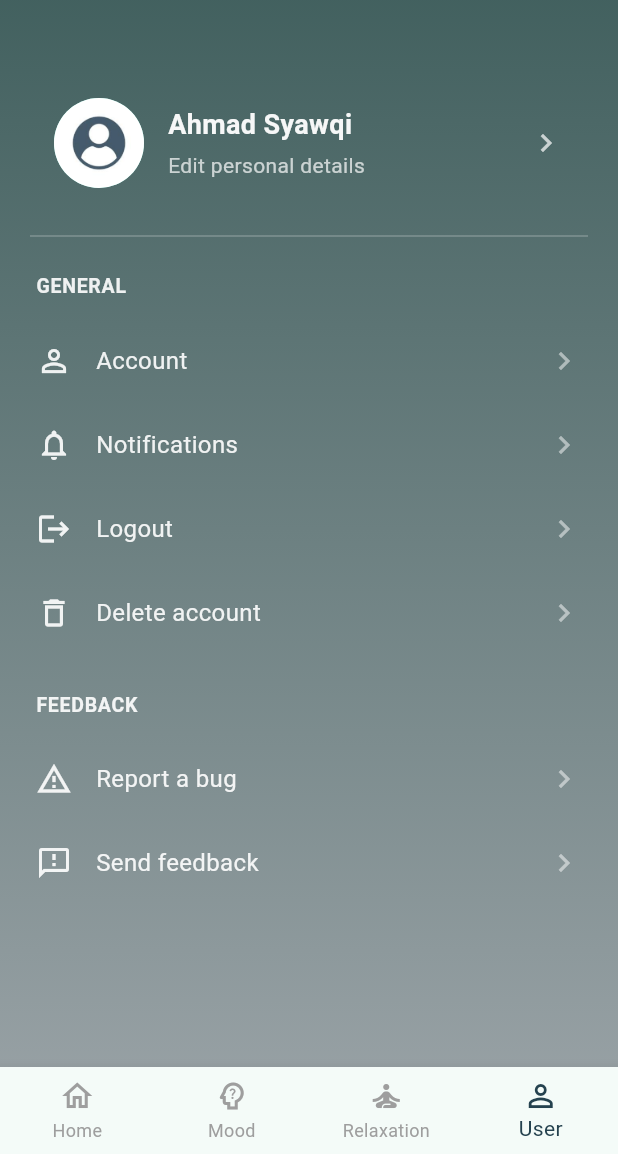
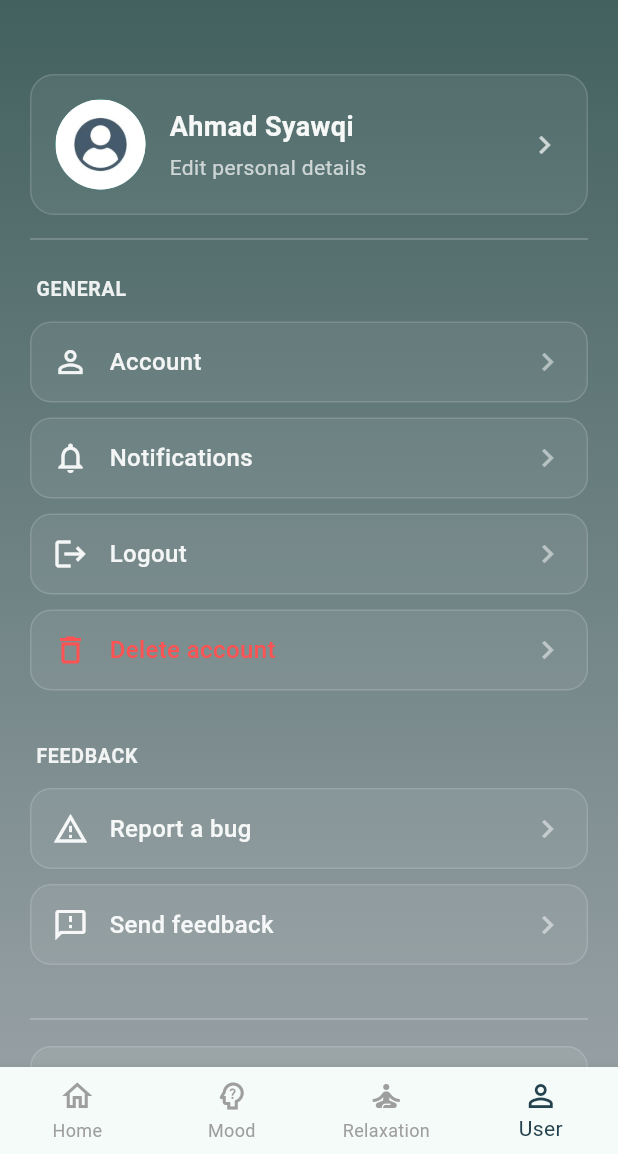
Before and after one commit to Jazmar0630/INNERBLOOM_app, a Flutter app: the SettingsPage screen opened directly, on a phone screen of 412 x 824 dp, the part 82-1236 px from its top. Run offline on Flutter 3.47's test engine with Material 3 defaults, Android fonts, the light colour scheme and no system bars; our stand-ins replace cloud_firestore, firebase_auth, firebase_core, youtube_player_iframe; accounts and stored records are empty.

Commit message:
setting page

```diff
--- a/lib/pages/drawer/settings_page.dart
+++ b/lib/pages/drawer/settings_page.dart
@@ -1,12 +1,11 @@
 import 'dart:io';
 import 'package:flutter/material.dart';
+
 import '../mood/onboarding_intro_page.dart';
 import '../relaxation/relaxation_page.dart';
 import '../user/user_page.dart';
 import '../home/home_page.dart';
 import '../widgets/app_drawer.dart';
-import 'help_and_support_page.dart';
-import 'privacy_policy.dart';
 
 class SettingsPage extends StatefulWidget {
   const SettingsPage({super.key});
@@ -21,7 +20,7 @@ class _SettingsPageState extends State<SettingsPage> {
   @override
   Widget build(BuildContext context) {
     return Scaffold(
-      drawer: const AppDrawer(), // ADDED DRAWER
+      drawer: const AppDrawer(),
       extendBody: true,
       bottomNavigationBar: BottomNavigationBar(
         type: BottomNavigationBarType.fixed,
@@ -67,6 +66,7 @@ class _SettingsPageState extends State<SettingsPage> {
         child: SafeArea(
           child: Column(
             children: [
+              // Header
               Padding(
                 padding: const EdgeInsets.all(16.0),
                 child: Row(
@@ -94,17 +94,22 @@ class _SettingsPageState extends State<SettingsPage> {
                   ],
                 ),
               ),
+
               Expanded(
                 child: ListView(
                   padding: const EdgeInsets.symmetric(horizontal: 20, vertical: 24),
                   children: [
-                    // Profile Section
-                    _HoverProfileSection(),
+                    // Profile Section (with hover)
+                    _HoverProfileSection(
+                      onTap: () {
+                        // TODO: Navigate to edit profile page
+                      },
+                    ),
                     const SizedBox(height: 8),
                     Divider(color: Colors.white.withOpacity(0.25), thickness: 1),
                     const SizedBox(height: 16),
 
-                    // GENERAL Section
+                    // GENERAL
                     Padding(
                       padding: const EdgeInsets.only(left: 4, bottom: 12),
                       child: Text(
@@ -136,10 +141,11 @@ class _SettingsPageState extends State<SettingsPage> {
                       icon: Icons.delete_outline,
                       title: 'Delete account',
                       onTap: () {},
+                      danger: true,
                     ),
                     const SizedBox(height: 24),
 
-                    // FEEDBACK Section
+                    // FEEDBACK
                     Padding(
                       padding: const EdgeInsets.only(left: 4, bottom: 12),
                       child: Text(
@@ -162,6 +168,18 @@ class _SettingsPageState extends State<SettingsPage> {
                       title: 'Send feedback',
                       onTap: () {},
                     ),
+
+                    const SizedBox(height: 18),
+                    Divider(color: Colors.white.withOpacity(0.25), thickness: 1),
+                    const SizedBox(height: 10),
+
+                    // Optional: Exit App
+                    _SettingsTile(
+                      icon: Icons.exit_to_app,
+                      title: 'Exit App',
+                      onTap: () => exit(0),
+                      danger: true,
+                    ),
                   ],
                 ),
               ),
@@ -171,62 +189,6 @@ class _SettingsPageState extends State<SettingsPage> {
       ),
     );
   }
-
-  /*// DRAWER WIDGET
-  Widget _buildAppDrawer(BuildContext context) {
-    return Drawer(
-      child: ListView(
-        padding: EdgeInsets.zero,
-        children: [
-          const DrawerHeader(
-            decoration: BoxDecoration(color: Color(0xFF3C5C5A)),
-            child: Text(
-              'InnerBloom',
-              style: TextStyle(fontSize: 22, color: Colors.white, fontWeight: FontWeight.bold),
-            ),
-          ),
-          ListTile(
-            leading: const Icon(Icons.settings),
-            title: const Text('Settings'),
-            onTap: () {
-              Navigator.pop(context);
-              // Already on Settings page
-            },
-          ),
-          ListTile(
-            leading: const Icon(Icons.help_outline),
-            title: const Text('Help & Support'),
-            onTap: () {
-              Navigator.pop(context);
-              Navigator.push(
-                context,
-                MaterialPageRoute(builder: (_) => const HelpSupportPage()),
-              );
-            },
-          ),
-          ListTile(
-            leading: const Icon(Icons.privacy_tip_outlined),
-            title: const Text('Privacy Policy'),
-            onTap: () {
-              Navigator.pop(context);
-              Navigator.push(
-                context,
-                MaterialPageRoute(builder: (_) => const PrivacyPolicyPage()),
-              );
-            },
-          ),
-          const Divider(),
-          ListTile(
-            leading: const Icon(Icons.exit_to_app, color: Colors.red),
-            title: const Text('Exit App', style: TextStyle(color: Colors.red)),
-            onTap: () {
-              exit(0);
-            },
-          ),
-        ],
-      ),
-    );
-  }*/
 }
 
 class _SettingsTile extends StatefulWidget {
@@ -234,11 +196,13 @@ class _SettingsTile extends StatefulWidget {
     required this.icon,
     required this.title,
     required this.onTap,
+    this.danger = false,
   });
 
   final IconData icon;
   final String title;
   final VoidCallback onTap;
+  final bool danger;
 
   @override
   State<_SettingsTile> createState() => _SettingsTileState();
@@ -246,38 +210,74 @@ class _SettingsTile extends StatefulWidget {
 
 class _SettingsTileState extends State<_SettingsTile> {
   bool _isHovered = false;
+  bool _isPressed = false;
+
+  // Hover makes container darker, pressed makes it slightly more dark
+  Color _tileBgColor() {
+    if (_isPressed) return Colors.black.withOpacity(0.20);
+    if (_isHovered) return Colors.black.withOpacity(0.12);
+    return Colors.white.withOpacity(0.06);
+  }
 
   @override
   Widget build(BuildContext context) {
+    final baseTextColor = widget.danger ? Colors.redAccent : Colors.white.withOpacity(0.92);
+    final hoverTextColor = widget.danger ? Colors.redAccent.withOpacity(0.95) : Colors.white;
+
     return MouseRegion(
       onEnter: (_) => setState(() => _isHovered = true),
-      onExit: (_) => setState(() => _isHovered = false),
+      onExit: (_) => setState(() {
+        _isHovered = false;
+        _isPressed = false;
+      }),
+      child: GestureDetector(
+        onTapDown: (_) => setState(() => _isPressed = true),
+        onTapCancel: () => setState(() => _isPressed = false),
+        onTapUp: (_) => setState(() => _isPressed = false),
         child: InkWell(
           onTap: widget.onTap,
-        child: Container(
-          padding: const EdgeInsets.symmetric(vertical: 16, horizontal: 4),
+          borderRadius: BorderRadius.circular(14),
+          splashColor: Colors.white.withOpacity(0.08),
+          highlightColor: Colors.white.withOpacity(0.05),
+          child: AnimatedContainer(
+            duration: const Duration(milliseconds: 130),
+            curve: Curves.easeOut,
+            margin: const EdgeInsets.only(bottom: 10),
+            padding: const EdgeInsets.symmetric(vertical: 14, horizontal: 14),
+            decoration: BoxDecoration(
+              color: _tileBgColor(), // ✅ darker on hover
+              borderRadius: BorderRadius.circular(14),
+              border: Border.all(
+                color: _isHovered ? Colors.white.withOpacity(0.22) : Colors.white.withOpacity(0.14),
+                width: 1,
+              ),
+            ),
             child: Row(
               children: [
                 Icon(
                   widget.icon,
-                color: _isHovered ? Colors.white : Colors.white.withOpacity(0.9),
                   size: 24,
+                  color: _isHovered ? hoverTextColor : baseTextColor,
                 ),
-              const SizedBox(width: 16),
+                const SizedBox(width: 14),
                 Expanded(
                   child: Text(
                     widget.title,
                     style: TextStyle(
                       fontSize: 16,
-                    color: _isHovered ? Colors.white : Colors.white.withOpacity(0.9),
+                      color: _isHovered ? hoverTextColor : baseTextColor,
+                      fontWeight: FontWeight.w500,
                     ),
                   ),
                 ),
                 Icon(
                   Icons.chevron_right,
-                color: _isHovered ? Colors.white.withOpacity(0.7) : Colors.white.withOpacity(0.5),
+                  color: _isHovered
+                      ? Colors.white.withOpacity(0.75)
+                      : Colors.white.withOpacity(0.50),
                 ),
               ],
+            ),
           ),
         ),
       ),
@@ -286,6 +286,9 @@ class _SettingsTileState extends State<_SettingsTile> {
 }
 
 class _HoverProfileSection extends StatefulWidget {
+  const _HoverProfileSection({this.onTap});
+  final VoidCallback? onTap;
+
   @override
   State<_HoverProfileSection> createState() => _HoverProfileSectionState();
 }
@@ -295,11 +298,28 @@ class _HoverProfileSectionState extends State<_HoverProfileSection> {
 
   @override
   Widget build(BuildContext context) {
+    final bg = _isHovered ? Colors.black.withOpacity(0.12) : Colors.white.withOpacity(0.06);
+
     return MouseRegion(
       onEnter: (_) => setState(() => _isHovered = true),
       onExit: (_) => setState(() => _isHovered = false),
-      child: Container(
+      child: InkWell(
+        onTap: widget.onTap,
+        borderRadius: BorderRadius.circular(16),
+        splashColor: Colors.white.withOpacity(0.08),
+        highlightColor: Colors.white.withOpacity(0.05),
+        child: AnimatedContainer(
+          duration: const Duration(milliseconds: 130),
+          curve: Curves.easeOut,
           padding: const EdgeInsets.all(16),
+          decoration: BoxDecoration(
+            color: bg, // ✅ darker on hover
+            borderRadius: BorderRadius.circular(16),
+            border: Border.all(
+              color: _isHovered ? Colors.white.withOpacity(0.22) : Colors.white.withOpacity(0.14),
+              width: 1,
+            ),
+          ),
           child: Row(
             children: [
               const CircleAvatar(
@@ -324,7 +344,9 @@ class _HoverProfileSectionState extends State<_HoverProfileSection> {
                       'Edit personal details',
                       style: TextStyle(
                         fontSize: 14,
-                      color: _isHovered ? Colors.white.withOpacity(0.8) : Colors.white.withOpacity(0.7),
+                        color: _isHovered
+                            ? Colors.white.withOpacity(0.85)
+                            : Colors.white.withOpacity(0.70),
                       ),
                     ),
                   ],
@@ -332,9 +354,10 @@ class _HoverProfileSectionState extends State<_HoverProfileSection> {
               ),
               Icon(
                 Icons.chevron_right,
-              color: _isHovered ? Colors.white.withOpacity(0.8) : Colors.white.withOpacity(0.7),
+                color: _isHovered ? Colors.white.withOpacity(0.85) : Colors.white.withOpacity(0.70),
               ),
             ],
+          ),
         ),
       ),
     );
```
Lines whose indentation alone changed are shown as unchanged.
